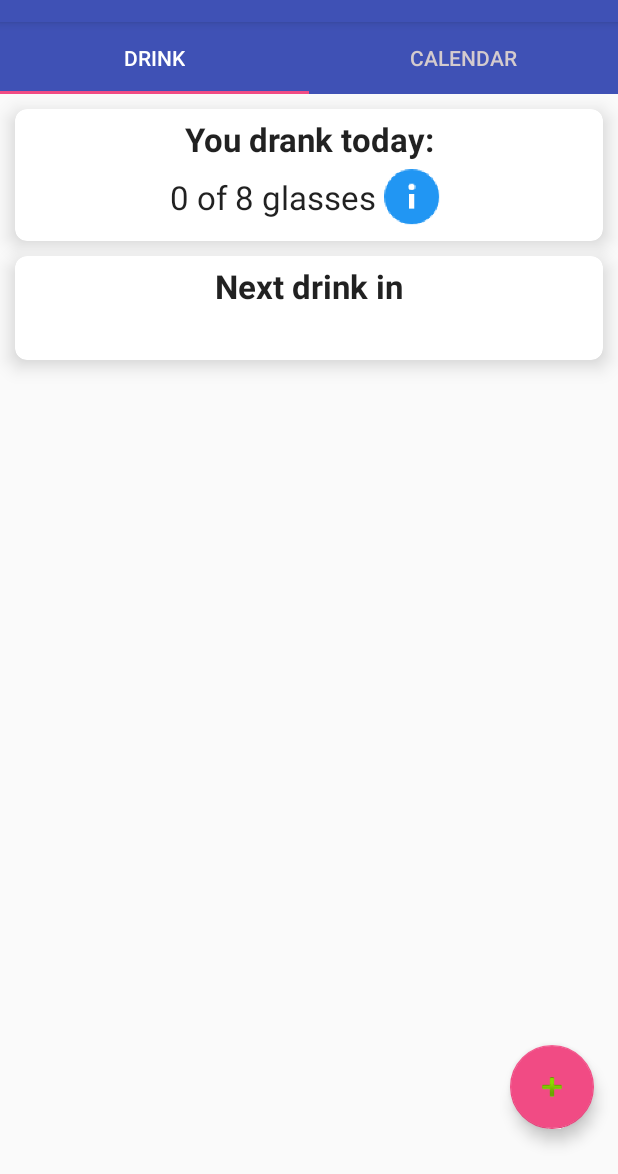
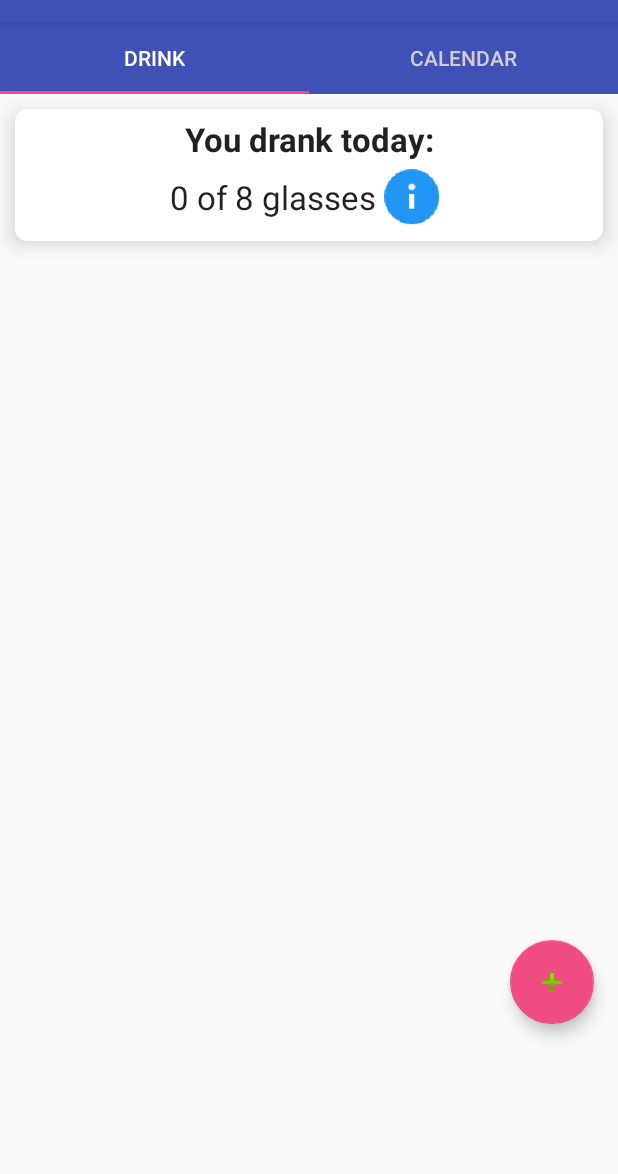
Before and after one commit to eligosoftware/watertime, an Android app: the screen it shows after launch (MainActivity), on a phone screen of 412 x 824 dp, the part 62-1236 px from its top. Run offline under Robolectric (Android 15) with nearby library versions, the phone set to English and light mode, and no system bars.

Commit message:
"Got rid of that shit with scheduling , it is impossible"

```diff
--- a/app/src/main/java/com/example/ilgarrasulov/watertime/DrinkFragment.java
+++ b/app/src/main/java/com/example/ilgarrasulov/watertime/DrinkFragment.java
@@ -20,10 +20,13 @@ import android.widget.Toast;
 import java.text.SimpleDateFormat;
 import java.util.ArrayList;
 import java.util.Calendar;
+import java.util.Collection;
+import java.util.Collections;
 import java.util.Date;
 import java.util.GregorianCalendar;
 import java.util.List;
 import java.util.Locale;
+import java.util.Set;
 
 /**
  * Created by ilgarrasulov on 04.05.2017.
@@ -32,7 +35,7 @@ import java.util.Locale;
 public class DrinkFragment extends Fragment {
    private DatabaseQuery databaseQuery;
     private Calendar cal= Calendar.getInstance(Locale.ENGLISH);
-    private TextView today_stats,next_drink;
+    private TextView today_stats;
     private CardView wellDone;
     private CardView details_group;
     private LinearLayout details_group_layout;
@@ -43,24 +46,12 @@ public class DrinkFragment extends Fragment {
     public View onCreateView(LayoutInflater inflater, @Nullable ViewGroup container, @Nullable Bundle savedInstanceState) {
 
 
-//        DatabaseQuery q=new DatabaseQuery(getActivity());
-//        SimpleDateFormat df=new SimpleDateFormat("yyyy-MM-dd");
-//        Date d=new Date();
-//       q.insertday(df.format(d));
-////        q.delete();
-//        q.getAllDrinks();
-
-        // List<Date> dayValueInCells=new ArrayList<Date>();
-//        Calendar mCal=(Calendar)cal.clone();
-//        mCal.set(Calendar.DAY_OF_MONTH,1);
-
         databaseQuery=new DatabaseQuery(getActivity());
 
         View v =inflater.inflate(R.layout.drink_tab,container,false);
 
         today_stats=(TextView)v.findViewById(R.id.drink_tab_card_view_drank_today_text_view_today_stats);
 
-        next_drink=(TextView)v.findViewById(R.id.drink_tab_card_view_drank_today_text_view_next_drink_value);
 
         wellDone=(CardView)v.findViewById(R.id.drink_tab_card_view_well_done);
 
@@ -95,6 +86,7 @@ public class DrinkFragment extends Fragment {
             public void onClick(View view) {
 
                 final Long id=databaseQuery.insertdayDrink();
+
                 updateTodayStats();
 
                 ((MainApplication)getActivity().getApplication()).rescheduleTime();
@@ -141,46 +133,44 @@ public class DrinkFragment extends Fragment {
             }
         }
 
-        if(countDownTimer!=null){
-            countDownTimer.cancel();
-        }
+//        if(countDownTimer!=null){
+//            countDownTimer.cancel();
+//        }
 
 //        boolean isOn=WaterTimeService.isServiceAlarmOn(getActivity());
 //        WaterTimeService.setServiceAlarm(getActivity(),false);
 //        WaterTimeService.setServiceAlarm(getActivity(),isOn);
 
-        SharedPreferences preferences=getActivity().getSharedPreferences(getActivity().getPackageName()+"_preferences", Context.MODE_PRIVATE);
 
-        String next=preferences.getString("next_notif_time",null);
-
-
-        if(next!=null && WaterTimeService.isServiceAlarmOn(getActivity())){
-            Calendar cal2= (Calendar) cal.clone();
-
-            cal2.setTime(DatabaseQuery.convertStringToDate(next,DatabaseQuery.sdf_full));
-
-            long diff=cal2.getTime().getTime()-cal.getTime().getTime();
-
-            countDownTimer=new CountDownTimer(diff,1000) {
-                @Override
-                public void onTick(long millisUntilFinished) {
-                    String hours= (int) (millisUntilFinished/(1000*60*60)) < 10 ? "0"+(int) (millisUntilFinished/(1000*60*60)) : String.valueOf((int) (millisUntilFinished/(1000*60*60)));
-                    String minutes= (int) (millisUntilFinished/(1000*60))%60 < 10 ? "0"+(int) (millisUntilFinished/(1000*60))%60: String.valueOf((int) (millisUntilFinished/(1000*60))%60);
-                    String seconds= (int) (millisUntilFinished/(1000))%60 <10 ? "0"+(int) (millisUntilFinished/(1000))%60: String.valueOf((int) (millisUntilFinished/(1000))%60);
-
-                    next_drink.setText(hours+":"+minutes+":"+seconds);
-                }
-
-                @Override
-                public void onFinish() {
-                    ((MainActivity)getActivity()).instantiateUI();
-                }
-            };
-            countDownTimer.start();
-        }
-        else {
-            next_drink.setText("");
-        }
+//        Calendar cal2= (Calendar) cal.clone();
+//        cal2.add(Calendar.HOUR,databaseQuery.returnMins(getActivity()));
+//        String next=DatabaseQuery.convertDateToString(cal2.getTime(),DatabaseQuery.sdf_full);
+//
+//        if(next!=null && WaterTimeService.isServiceAlarmOn(getActivity())){
+//
+//
+//            long diff=cal2.getTime().getTime()-cal.getTime().getTime();
+//
+//            countDownTimer=new CountDownTimer(diff,1000) {
+//                @Override
+//                public void onTick(long millisUntilFinished) {
+//                    String hours= (int) (millisUntilFinished/(1000*60*60)) < 10 ? "0"+(int) (millisUntilFinished/(1000*60*60)) : String.valueOf((int) (millisUntilFinished/(1000*60*60)));
+//                    String minutes= (int) (millisUntilFinished/(1000*60))%60 < 10 ? "0"+(int) (millisUntilFinished/(1000*60))%60: String.valueOf((int) (millisUntilFinished/(1000*60))%60);
+//                    String seconds= (int) (millisUntilFinished/(1000))%60 <10 ? "0"+(int) (millisUntilFinished/(1000))%60: String.valueOf((int) (millisUntilFinished/(1000))%60);
+//
+//                    next_drink.setText(hours+":"+minutes+":"+seconds);
+//                }
+//
+//                @Override
+//                public void onFinish() {
+//                    ((MainActivity)getActivity()).instantiateUI();
+//                }
+//            };
+//            countDownTimer.start();
+//        }
+//        else {
+//            next_drink.setText("");
+//        }
 
     }
 
--- a/app/src/main/java/com/example/ilgarrasulov/watertime/PrefActivity.java
+++ b/app/src/main/java/com/example/ilgarrasulov/watertime/PrefActivity.java
@@ -51,12 +51,13 @@ public class PrefActivity extends PreferenceActivity implements SharedPreference
             if (p.getTitle().toString().toLowerCase().contains("password"))
             {
                 p.setSummary("******");
-            } else {
+            } else if(p.getKey()=="drinks_per_day"){
                 p.setSummary(getString(R.string.drinks_per_day_description,editTextPref.getText()));
             }
             if(p.getKey().equals("drinks_per_day")) {
                 DatabaseQuery dbquery = new DatabaseQuery(getApplicationContext());
                 dbquery.registerForToday(getApplicationContext());
+
 
                 SharedPreferences preferences = getSharedPreferences(getPackageName()+"_preferences",MODE_PRIVATE);
                 WaterTimeService.setServiceAlarm(getApplicationContext(),false);
@@ -68,6 +69,7 @@ public class PrefActivity extends PreferenceActivity implements SharedPreference
             p.setSummary(editTextPref.getText());
         }
         if(p instanceof SwitchPreference){
+
             WaterTimeService.setServiceAlarm(getApplicationContext(),((SwitchPreference) p).isChecked());
         }
     }
--- a/app/src/main/res/layout/drink_tab.xml
+++ b/app/src/main/res/layout/drink_tab.xml
@@ -128,29 +128,6 @@
         card_view:cardElevation="8dp"
         android:layout_below="@id/drink_tab_card_view_drank_today">
 
-        <RelativeLayout
-
-            android:layout_width="match_parent"
-            android:layout_height="match_parent"
-            android:layout_margin="5dp"
-            android:gravity="center"
-            >
-            <TextView
-                android:layout_width="match_parent"
-                android:layout_height="wrap_content"
-                android:textStyle="bold"
-                android:id="@+id/drink_tab_card_view_drank_today_text_view_next_drink_header"
-                android:textAlignment="center"
-                android:textAppearance="?android:attr/textAppearanceLarge"
-                android:text="Next drink in"/>
-            <TextView
-                android:layout_width="match_parent"
-                android:layout_height="wrap_content"
-                android:id="@+id/drink_tab_card_view_drank_today_text_view_next_drink_value"
-                android:textStyle="normal"
-                android:textAlignment="center"
-                android:textAppearance="?android:attr/textAppearanceLarge"
-                android:layout_below="@id/drink_tab_card_view_drank_today_text_view_next_drink_header"/>
 
             <!--<LinearLayout-->
                 <!--android:layout_margin="10dp"-->
@@ -184,7 +161,6 @@
                 <!--android:layout_below="@id/drink_tab_card_view_drank_today_text_view_next_drink_header"-->
                 <!--android:text="Hint: tap on card to renew time"-->
                 <!--android:textAlignment="center" />-->
-        </RelativeLayout>
             </android.support.v7.widget.CardView>
 
     <android.support.design.widget.FloatingActionButton
--- a/app/src/main/res/values/dimens.xml
+++ b/app/src/main/res/values/dimens.xml
@@ -1,5 +1,5 @@
 <resources>
     <dimen name="fab_margin">16dp</dimen>
-    <dimen name="fab_margin_bottom">30dp</dimen>
+    <dimen name="fab_margin_bottom">100dp</dimen>
 
 </resources>
--- a/app/src/main/res/values/strings.xml
+++ b/app/src/main/res/values/strings.xml
@@ -29,6 +29,7 @@
     <string name="enable_notifications_title">Enable notifications</string>
     <string name="drinks_per_day_title">Drinks per day</string>
     <string name="drinks_per_day_description">Set the count of drinks per day. Current value: %s</string>
+    <string name="notify_every_hours">Notify every hours</string>
 
 
 </resources>
--- a/app/src/main/res/xml/preferences.xml
+++ b/app/src/main/res/xml/preferences.xml
@@ -5,7 +5,13 @@
         android:title="@string/enable_notifications_title"
         />
     <EditTextPreference
+        android:key="notify_every_hours"
+        android:title="@string/notify_every_hours"
+        android:inputType="number"
+        android:dependency="enable_notifications"/>
+    <EditTextPreference
         android:key="drinks_per_day"
+        android:defaultValue="2"
         android:title="@string/drinks_per_day_title"
         android:summary="@string/drinks_per_day_description"
         android:inputType="number"/>
```
Also changed, not shown: app/src/main/java/com/example/ilgarrasulov/watertime/DatabaseQuery.java (+76 -38 lines), app/src/main/java/com/example/ilgarrasulov/watertime/WaterTimeService.java (+1 -6 lines).
